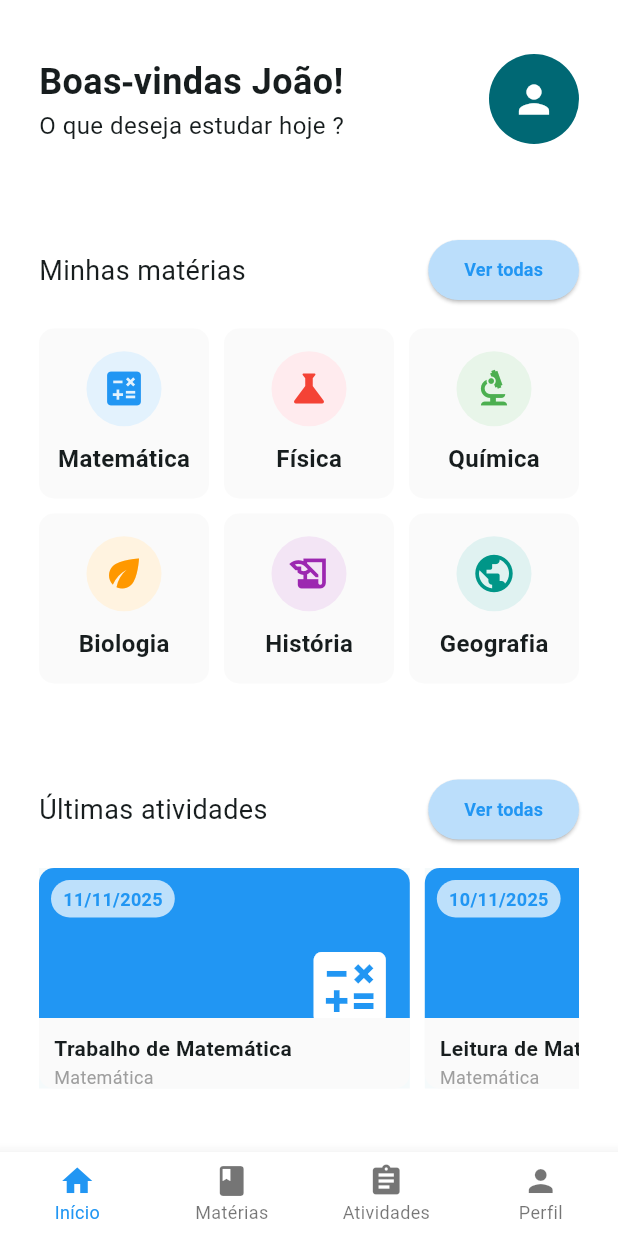
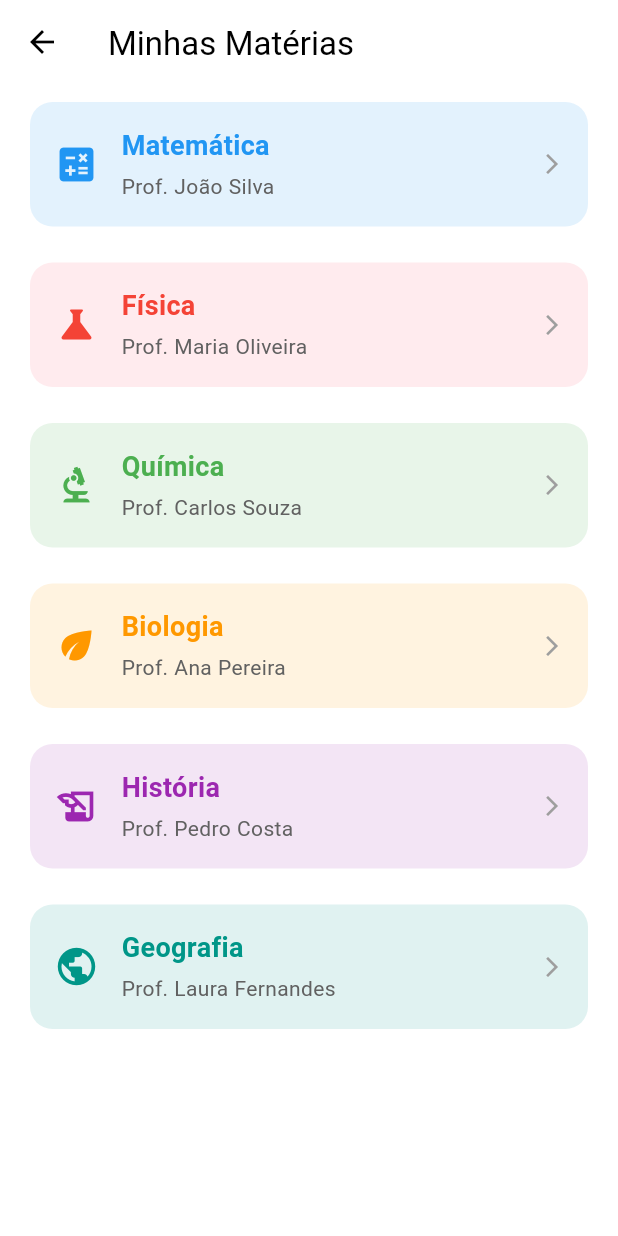
Before and after one commit to PoliGrades/Frontend, a Flutter app: the HomeScreen screen opened directly, after a tap on "Ver todas", on a phone screen of 412 x 824 dp. Run offline on Flutter 3.47's test engine with Material 3 defaults, Android fonts, the phone set to English and light mode, and no system bars; our stand-ins replace fl_chart, google_fonts, syncfusion_flutter_calendar; missing offline and left inert: syncfusion_localizations.

Commit message:
feat: implement mobile layout for courses overview screen

```diff
--- /dev/null
+++ b/lib/src/course_overview_screen.dart
@@ -0,0 +1,114 @@
+import 'package:flutter/material.dart';
+import 'package:google_fonts/google_fonts.dart';
+import 'package:polieats_frontend/src/data/Courses.dart';
+import 'package:polieats_frontend/src/widgets/course_overview_card.dart';
+
+class CourseOverviewScreen extends StatefulWidget{
+  const CourseOverviewScreen({super.key});
+    @override
+  State<CourseOverviewScreen> createState() => _CourseOverviewScreen();
+}
+
+class _CourseOverviewScreen extends State<CourseOverviewScreen> {
+  final coursesController = Courses();
+  late final List<Course> courses;
+
+  @override
+  void initState() {
+    super.initState();
+    courses = coursesController.allCourses;
+  }
+
+  @override
+  Widget build(BuildContext context) {
+    return Scaffold(
+      backgroundColor: Colors.white,
+      body: LayoutBuilder(
+        builder: (context, constraints) {
+          if (constraints.maxWidth >= 800) {
+            return DesktopCourseOverviewScreen(courses: courses);
+          } else {
+            return MobileCourseOverviewScreen(courses: courses);
+          }
+        },
+      ),
+    );
+  }
+}
+
+class MobileCourseOverviewScreen extends StatelessWidget {
+  final List<Course> courses;
+  const MobileCourseOverviewScreen({super.key, required this.courses});
+
+  @override
+  Widget build(BuildContext context) {
+    return Scaffold(
+      backgroundColor: Colors.white,
+      appBar: AppBar(
+        title: Text(
+          "Minhas Matérias",
+          style: TextStyle(
+            color: Colors.black,
+            fontFamily:GoogleFonts.leagueSpartan().fontFamily,
+            fontSize: 22
+          ),
+        ),
+        backgroundColor: Colors.white,
+        elevation: 0,
+        iconTheme: const IconThemeData(color: Colors.black),
+      ),
+      body: ListView.builder(
+        itemCount: courses.length,
+        itemBuilder: (context, index) {
+          final course = courses[index];
+          return CourseOverviewCard(course: course);
+        },
+      ),
+    );
+  }
+}
+class DesktopCourseOverviewScreen extends StatelessWidget {
+  final List<Course> courses;
+  const DesktopCourseOverviewScreen({super.key, required this.courses});
+
+  @override
+  Widget build(BuildContext context) {
+    return Scaffold(
+      backgroundColor: Colors.white,
+      body: Center(
+        child: SizedBox(
+          width: 800,
+          child: Column(
+            crossAxisAlignment: CrossAxisAlignment.start,
+            children: [
+              Padding(
+                padding: const EdgeInsets.fromLTRB(20.0, 30.0, 20.0, 10.0),
+                child: Text(
+                  "Minhas Matérias",
+                  style: TextStyle(
+                    fontSize: 24,
+                    fontFamily:GoogleFonts.leagueSpartan().fontFamily,
+                    color: Colors.black87,
+                  ),
+                ),
+              ),
+              const Padding(
+                padding: EdgeInsets.symmetric(horizontal: 16.0),
+              ),
+              Expanded(
+                child: ListView.builder(
+                  padding: const EdgeInsets.only(top: 10.0),
+                  itemCount: courses.length,
+                  itemBuilder: (context, index) {
+                    final course = courses[index];
+                    return CourseOverviewCard(course: course);
+                  },
+                ),
+              ),
+            ],
+          ),
+        ),
+      ),
+    );
+  }
+}
--- a/lib/src/home_screen.dart
+++ b/lib/src/home_screen.dart
@@ -3,6 +3,7 @@ import 'package:google_fonts/google_fonts.dart';
 import 'package:intl/date_symbol_data_local.dart';
 import 'package:intl/intl.dart';
 import 'package:polieats_frontend/src/assignment_screen.dart';
+import 'package:polieats_frontend/src/course_overview_screen.dart';
 import 'package:polieats_frontend/src/course_screen.dart';
 import 'package:polieats_frontend/src/data/Assignments.dart';
 import 'package:polieats_frontend/src/data/Courses.dart';
@@ -18,6 +19,25 @@ class HomeScreen extends StatefulWidget {
 }
 
 class _HomeScreenState extends State<HomeScreen> {
+  int _selectedIndex = 0;
+  late final List<Widget> _desktopScreens;
+
+@override
+  void initState() {
+    super.initState();
+    _desktopScreens = [
+      const CourseOverviewScreen(),
+      // const AssignmentScreen(),
+      // const ProfileScreen(),
+    ];
+  }
+
+  void _onItemTapped(int index) {
+    setState(() {
+      _selectedIndex = index;
+    });
+  }
+
   @override
   Widget build(BuildContext context) {
     initializeDateFormatting('pt_BR', null);
@@ -39,7 +59,11 @@ class _HomeScreenState extends State<HomeScreen> {
       body: LayoutBuilder(
         builder: (context, constraints) {
           if (constraints.maxWidth >= 800) {
-            return const DesktopHomeScreen();
+            return DesktopHomeScreen(
+              selectedIndex: _selectedIndex,
+              onItemTapped: _onItemTapped,
+              currentScreen: _desktopScreens[_selectedIndex]
+            );
           } else {
             return const MobileHomeScreen();
           }
@@ -100,7 +124,7 @@ class MobileHomeScreen extends StatelessWidget {
                             ),
                           ),
                           Text(
-                            "O que deseja estudar hoje ?",
+                            "O que deseja estudar hoje?",
                             style: TextStyle(
                               fontFamily:
                                   GoogleFonts.leagueSpartan().fontFamily,
@@ -156,7 +180,12 @@ class MobileHomeScreen extends StatelessWidget {
                             ),
                           ),
                           ElevatedButton(
-                            onPressed: () {},
+                            onPressed: () {
+                              Navigator.push( context, MaterialPageRoute(
+                                builder: (context) => CourseOverviewScreen(),
+                              ),
+                            );
+                            },
                             style: ElevatedButton.styleFrom(
                               backgroundColor: Colors.blue.shade100,
                               shape: RoundedRectangleBorder(
@@ -714,7 +743,16 @@ class MobileHomeScreen extends StatelessWidget {
 }
 
 class DesktopHomeScreen extends StatelessWidget {
-  const DesktopHomeScreen({super.key});
+  final int selectedIndex;
+  final Function(int) onItemTapped;
+  final Widget currentScreen;
+
+  const DesktopHomeScreen({
+    super.key,
+    required this.selectedIndex,
+    required this.onItemTapped,
+    required this.currentScreen,
+  });
 
   @override
   Widget build(BuildContext context) {
@@ -789,8 +827,14 @@ class DesktopHomeScreen extends StatelessWidget {
                         ),
                       ),
                       ListTile(
-                        leading: Icon(Icons.book),
-                        title: Text('Matérias'),
+                        leading: const Icon(Icons.home),
+                        selected: selectedIndex == 1,
+                        selectedTileColor: const Color.fromARGB(255, 45, 176, 194),
+                        selectedColor: Colors.white,
+                        title: const Text('Matérias'),
+                        shape: RoundedRectangleBorder(
+                            borderRadius: BorderRadius.circular(6)),
+                        onTap: () => onItemTapped(1),
                       ),
                       ListTile(
                         leading: Icon(Icons.assignment),
--- /dev/null
+++ b/lib/src/widgets/course_overview_card.dart
@@ -0,0 +1,60 @@
+import 'package:flutter/material.dart';
+import 'package:polieats_frontend/src/course_screen.dart';
+import 'package:polieats_frontend/src/data/Courses.dart';
+
+class CourseOverviewCard extends StatelessWidget {
+  final Course course;
+
+  const CourseOverviewCard({super.key, required this.course});
+
+  @override
+  Widget build(BuildContext context) {
+    return Padding(
+      padding: const EdgeInsets.symmetric(horizontal: 16.0, vertical: 8.0),
+      child: Card(
+        color: course.accentColor,
+        elevation: 0,
+        shape: RoundedRectangleBorder(borderRadius: BorderRadius.circular(15)),
+        child: InkWell(
+          onTap: () {
+            Navigator.push(context, MaterialPageRoute(builder: (context) => CourseScreen(course: course)));
+          },
+          borderRadius: BorderRadius.circular(15),
+          child: Padding(
+            padding: const EdgeInsets.all(16.0),
+            child: Row(
+              children: [
+                Icon(course.icon, size: 30, color: course.color),
+                const SizedBox(width: 15),
+                Expanded(
+                  child: Column(
+                    crossAxisAlignment: CrossAxisAlignment.start,
+                    children: [
+                      Text(
+                        course.name,
+                        style: TextStyle(
+                          fontSize: 18,
+                          fontWeight: FontWeight.bold,
+                          color: course.color,
+                        ),
+                      ),
+                      const SizedBox(height: 4),
+                      Text(
+                        course.instructor,
+                        style: TextStyle(
+                          fontSize: 14,
+                          color: Colors.grey.shade700,
+                        ),
+                      ),
+                    ],
+                  ),
+                ),
+                const Icon(Icons.arrow_forward_ios, size: 16, color: Colors.grey),
+              ],
+            ),
+          ),
+        ),
+      ),
+    );
+  }
+}
--- a/pubspec.yaml
+++ b/pubspec.yaml
@@ -43,7 +43,7 @@ dependencies:
   intl: ^0.20.2
   fl_chart: ^1.1.1
   syncfusion_flutter_calendar: ^31.2.5
-  syncfusion_localizations: ^18.1.36
+  syncfusion_localizations: 31.2.5
 
 dev_dependencies:
   flutter_test:
```
Also changed, not shown: pubspec.lock.
